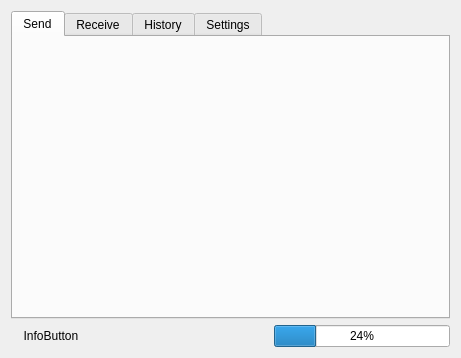
Old version of the form widget.ui in the repository freeacetone/croc-gui.
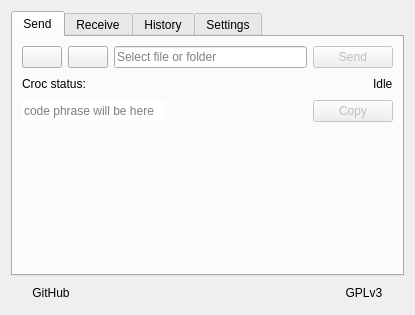
New version of the form. Icons and pictures are not drawn.

Patch:
```diff
--- a/widget.ui
+++ b/widget.ui
@@ -6,8 +6,8 @@
    <rect>
     <x>0</x>
     <y>0</y>
-    <width>461</width>
-    <height>358</height>
+    <width>415</width>
+    <height>315</height>
    </rect>
   </property>
   <property name="windowTitle">
@@ -36,7 +36,138 @@
       <attribute name="title">
        <string>Send</string>
       </attribute>
-      <layout class="QVBoxLayout" name="verticalLayout_2"/>
+      <layout class="QVBoxLayout" name="verticalLayout_2">
+       <item>
+        <layout class="QHBoxLayout" name="horizontalLayout_7">
+         <item>
+          <widget class="QPushButton" name="send_selectFileButton">
+           <property name="text">
+            <string/>
+           </property>
+           <property name="icon">
+            <iconset resource="files.qrc">
+             <normaloff>:/files/singlefile.png</normaloff>:/files/singlefile.png</iconset>
+           </property>
+          </widget>
+         </item>
+         <item>
+          <widget class="QPushButton" name="send_selectFolderButton">
+           <property name="text">
+            <string/>
+           </property>
+           <property name="icon">
+            <iconset resource="files.qrc">
+             <normaloff>:/files/folder.png</normaloff>:/files/folder.png</iconset>
+           </property>
+          </widget>
+         </item>
+         <item>
+          <widget class="QLineEdit" name="send_filepathLineEdit">
+           <property name="text">
+            <string/>
+           </property>
+           <property name="placeholderText">
+            <string>Select file or folder</string>
+           </property>
+          </widget>
+         </item>
+         <item>
+          <widget class="QPushButton" name="send_sendButton">
+           <property name="enabled">
+            <bool>false</bool>
+           </property>
+           <property name="text">
+            <string>Send</string>
+           </property>
+          </widget>
+         </item>
+        </layout>
+       </item>
+       <item>
+        <layout class="QHBoxLayout" name="horizontalLayout_6">
+         <item>
+          <widget class="QLabel" name="label_9">
+           <property name="text">
+            <string>Croc status:</string>
+           </property>
+          </widget>
+         </item>
+         <item>
+          <spacer name="horizontalSpacer_4">
+           <property name="orientation">
+            <enum>Qt::Horizontal</enum>
+           </property>
+           <property name="sizeHint" stdset="0">
+            <size>
+             <width>40</width>
+             <height>20</height>
+            </size>
+           </property>
+          </spacer>
+         </item>
+         <item>
+          <widget class="QLabel" name="send_statusLabel">
+           <property name="text">
+            <string>Idle</string>
+           </property>
+          </widget>
+         </item>
+        </layout>
+       </item>
+       <item>
+        <layout class="QHBoxLayout" name="horizontalLayout_5">
+         <item>
+          <widget class="QLineEdit" name="lineEdit_2">
+           <property name="frame">
+            <bool>false</bool>
+           </property>
+           <property name="readOnly">
+            <bool>true</bool>
+           </property>
+           <property name="placeholderText">
+            <string>code phrase will be here</string>
+           </property>
+          </widget>
+         </item>
+         <item>
+          <spacer name="horizontalSpacer_3">
+           <property name="orientation">
+            <enum>Qt::Horizontal</enum>
+           </property>
+           <property name="sizeHint" stdset="0">
+            <size>
+             <width>40</width>
+             <height>20</height>
+            </size>
+           </property>
+          </spacer>
+         </item>
+         <item>
+          <widget class="QPushButton" name="send_copyButton">
+           <property name="enabled">
+            <bool>false</bool>
+           </property>
+           <property name="text">
+            <string>Copy</string>
+           </property>
+          </widget>
+         </item>
+        </layout>
+       </item>
+       <item>
+        <spacer name="verticalSpacer_2">
+         <property name="orientation">
+          <enum>Qt::Vertical</enum>
+         </property>
+         <property name="sizeHint" stdset="0">
+          <size>
+           <width>20</width>
+           <height>40</height>
+          </size>
+         </property>
+        </spacer>
+       </item>
+      </layout>
      </widget>
      <widget class="QWidget" name="tab_receive">
       <attribute name="icon">
@@ -308,7 +439,11 @@
         <bool>false</bool>
        </property>
        <property name="text">
-        <string>InfoButton</string>
+        <string>GitHub</string>
+       </property>
+       <property name="icon">
+        <iconset resource="files.qrc">
+         <normaloff>:/files/github.png</normaloff>:/files/github.png</iconset>
        </property>
        <property name="flat">
         <bool>true</bool>
@@ -329,11 +464,15 @@
       </spacer>
      </item>
      <item>
-      <widget class="QProgressBar" name="progressBar">
-       <property name="value">
-        <number>24</number>
+      <widget class="QPushButton" name="footer_LicenseButton">
+       <property name="text">
+        <string>GPLv3</string>
        </property>
-       <property name="textVisible">
+       <property name="icon">
+        <iconset resource="files.qrc">
+         <normaloff>:/files/gnu.png</normaloff>:/files/gnu.png</iconset>
+       </property>
+       <property name="flat">
         <bool>true</bool>
        </property>
       </widget>
```
Left out of the diff: 2 changed lines with no effect on the pictures.
